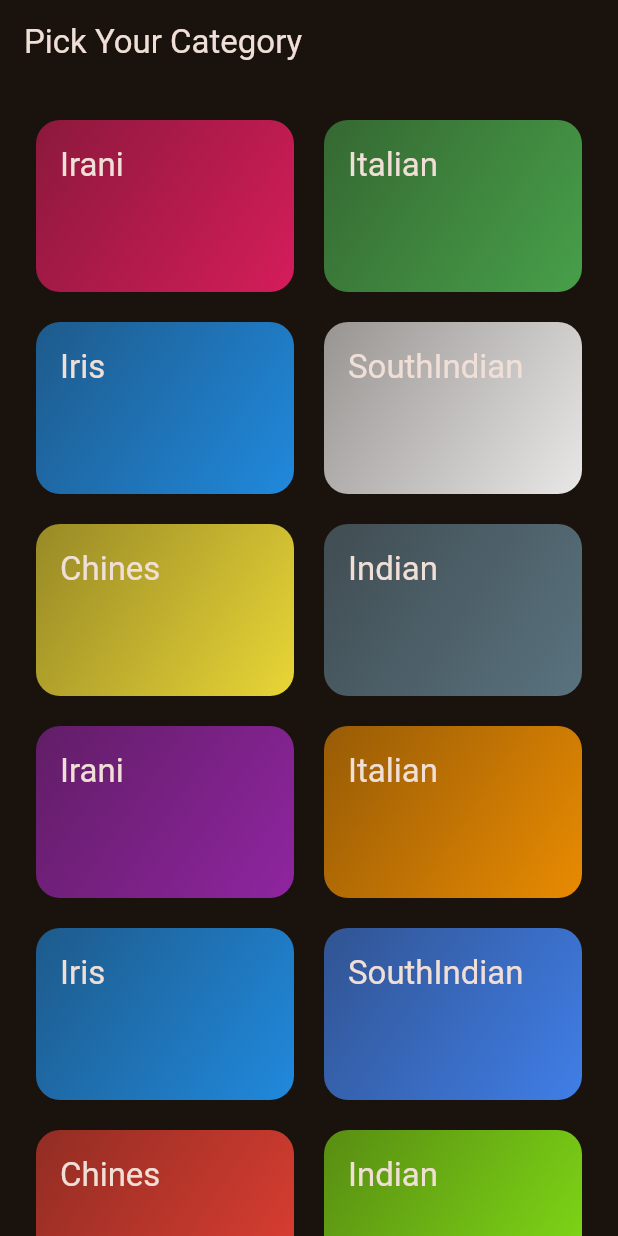
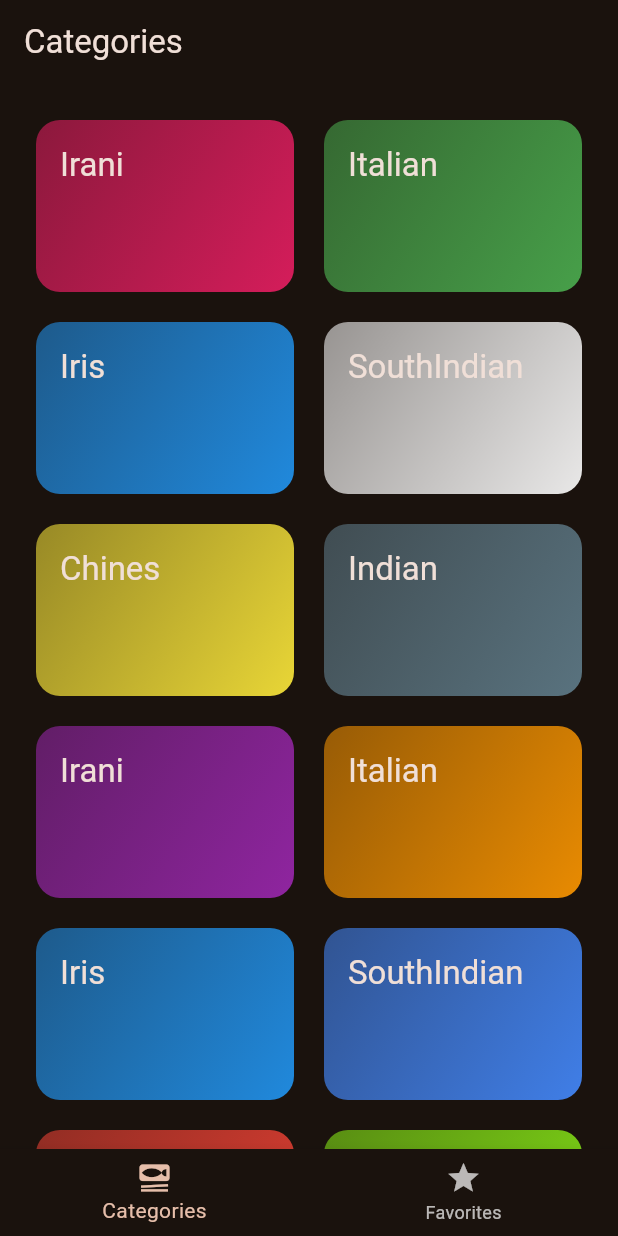
Before and after one commit to git1bharat/Meal_App, a Flutter app: the screen it shows after launch, on a phone screen of 412 x 824 dp. Run offline on Flutter 3.47's test engine with Material 3 defaults, Android fonts, the phone set to English and light mode, and no system bars; our stand-ins replace transparent_image.

Commit message:
implemented bottom navigation bar and favorite feature

```diff
--- a/lib/main.dart
+++ b/lib/main.dart
@@ -1,5 +1,5 @@
 import 'package:flutter/material.dart';
-import 'package:meal_app/screens/categories_screen.dart';
+import 'package:meal_app/screens/tabs.dart';
 import 'package:meal_app/theme/theme.dart';
 
 void main() {
@@ -13,7 +13,7 @@ class MyApp extends StatelessWidget {
   Widget build(BuildContext context) {
     return MaterialApp(
       theme: theme,
-      home: const CategoriesScreen(),
+      home: const TabScreen(),
     );
   }
 }
--- a/lib/screens/categories_screen.dart
+++ b/lib/screens/categories_screen.dart
@@ -1,11 +1,13 @@
 import 'package:flutter/material.dart';
 import 'package:meal_app/data/dummy_data.dart';
 import 'package:meal_app/model/category_model.dart';
+import 'package:meal_app/model/meals.dart';
 import 'package:meal_app/screens/meals_screen.dart';
 import 'package:meal_app/widgets/category_grid_item.dart';
 
 class CategoriesScreen extends StatelessWidget {
-  const CategoriesScreen({super.key});
+  const CategoriesScreen({super.key,required this.onToggleFavorite});
+  final void Function(Meal meal) onToggleFavorite;
 
   void _selectCategory(BuildContext context, CategoryModel categoryModel) {
     final filterMeal = dummyMeals
@@ -13,15 +15,12 @@ class CategoriesScreen extends StatelessWidget {
         .toList();
     Navigator.of(context).push(MaterialPageRoute(
         builder: (context) =>
-            MealsScreen(title: categoryModel.title, meals: filterMeal)));
+            MealsScreen(title: categoryModel.title, meals: filterMeal,onToggleFavorite: onToggleFavorite,)));
   }
 
   @override
   Widget build(BuildContext context) {
     return Scaffold(
-      appBar: AppBar(
-        title: const Text('Pick Your Category'),
-      ),
       body: GridView(
           padding: const EdgeInsets.all(24),
           gridDelegate: const SliverGridDelegateWithFixedCrossAxisCount(
--- /dev/null
+++ b/lib/screens/tabs.dart
@@ -0,0 +1,65 @@
+import 'package:flutter/material.dart';
+import 'package:meal_app/model/meals.dart';
+import 'package:meal_app/screens/categories_screen.dart';
+import 'package:meal_app/screens/meals_screen.dart';
+
+class TabScreen extends StatefulWidget {
+  const TabScreen({super.key});
+
+  @override
+  State<TabScreen> createState() => _TabScreenState();
+}
+
+class _TabScreenState extends State<TabScreen> {
+  final List<Meal> _favoriteMeal = [];
+
+  void _toggleMealFavoriteStatus(Meal meal) {
+    final isExisting = _favoriteMeal.contains(meal);
+    if (isExisting) {
+      setState(() {
+        _favoriteMeal.remove(meal);
+      });
+    } else {
+      setState(() {
+        _favoriteMeal.add(meal);
+      });
+    }
+  }
+
+  int _selectedPageIndex = 0;
+  void _selectPage(int index) {
+    setState(() {
+      _selectedPageIndex = index;
+    });
+  }
+
+  @override
+  Widget build(BuildContext context) {
+    Widget activePage = CategoriesScreen(
+      onToggleFavorite: _toggleMealFavoriteStatus,
+    );
+    var activePageTitle = 'Categories';
+    if (_selectedPageIndex == 1) {
+      activePage = MealsScreen(
+        title: 'Favorites',
+        meals: _favoriteMeal,
+        onToggleFavorite: _toggleMealFavoriteStatus,
+      );
+      activePageTitle = 'Your Favorites';
+    }
+    return Scaffold(
+      appBar: AppBar(
+        title: Text(activePageTitle),
+      ),
+      body: activePage,
+      bottomNavigationBar: BottomNavigationBar(
+          onTap: _selectPage,
+          currentIndex: _selectedPageIndex,
+          items: [
+            BottomNavigationBarItem(
+                icon: Icon(Icons.set_meal), label: 'Categories'),
+            BottomNavigationBarItem(icon: Icon(Icons.star), label: 'Favorites')
+          ]),
+    );
+  }
+}
```
Also changed, not shown: lib/screens/meal_detail_screen.dart (+13 -2 lines), lib/screens/meals_screen.dart (+20 -6 lines).
